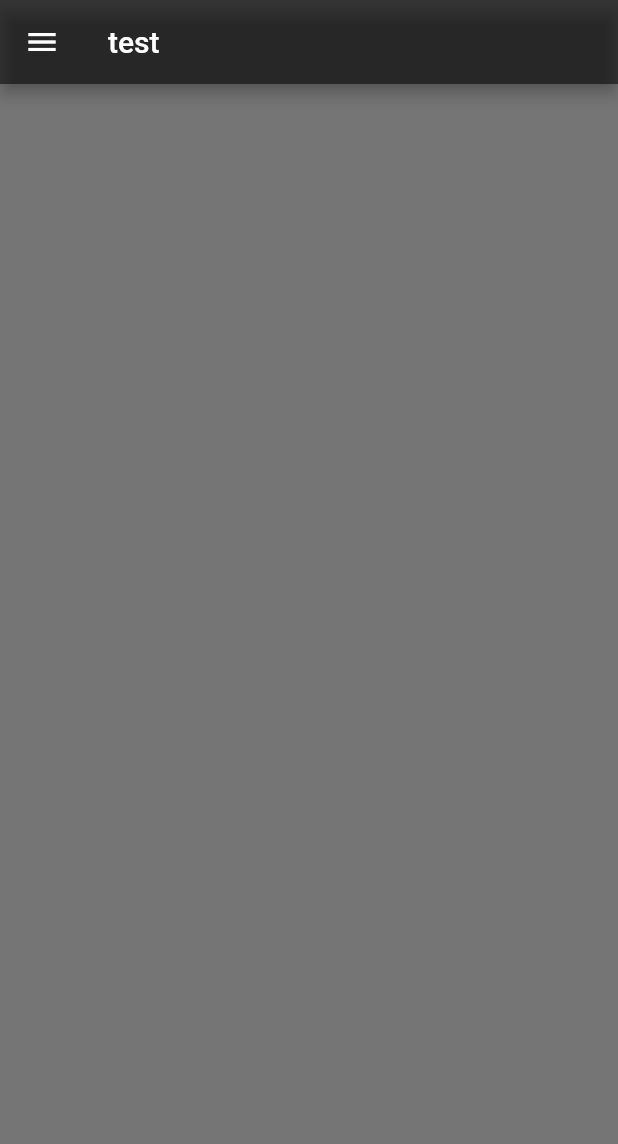
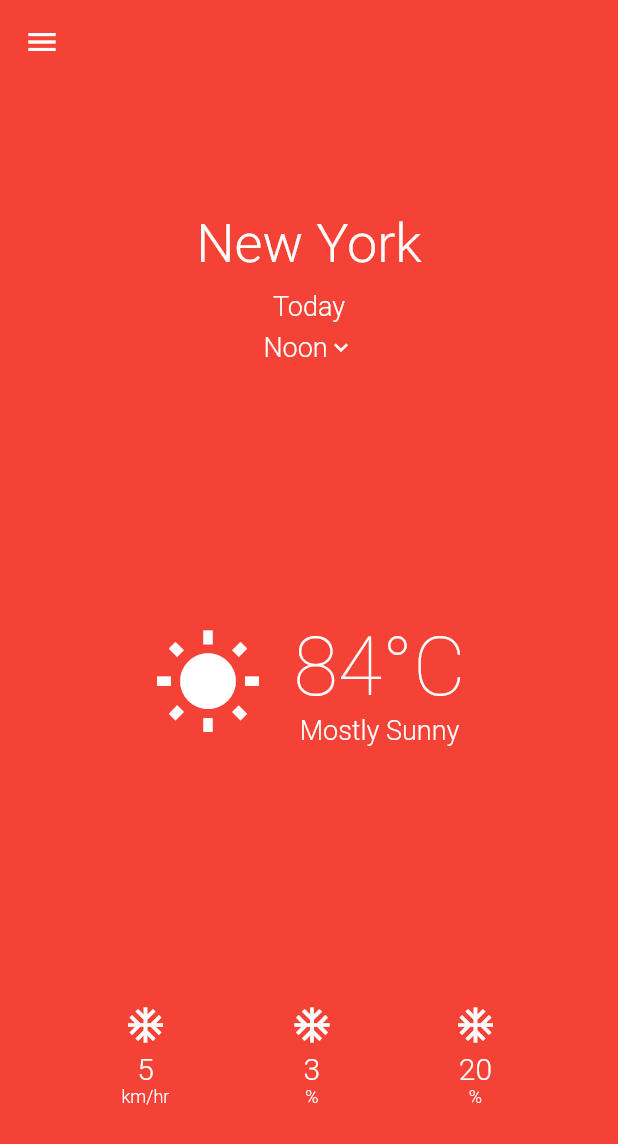
Before and after one commit to PoojaB26/WeatherHome, a Flutter app: the screen it shows after launch, on a phone screen of 412 x 824 dp. Shown: the top 1144 px of the screen. Run offline on Flutter 3.47's test engine with Material 2 defaults, Android fonts, the phone set to English and light mode, and no system bars.

Commit message:
final UI

```diff
--- a/lib/main.dart
+++ b/lib/main.dart
@@ -9,6 +9,7 @@ class MyApp extends StatelessWidget {
   Widget build(BuildContext context) {
     return new MaterialApp(
       title: 'Weather Home',
+      debugShowCheckedModeBanner: false,
       home: new WeatherHome(),
     );
   }
--- a/lib/weather_home.dart
+++ b/lib/weather_home.dart
@@ -1,15 +1,152 @@
 import 'package:flutter/material.dart';
 
 class WeatherHome extends StatelessWidget{
+
+
+  //first part; city details
+  final _cityDetails = Center(
+    child: new Container(
+      child: Column(
+        children: <Widget>[
+          Text("New York",
+            style: TextStyle(
+                fontSize: 36.0,
+                color: Colors.white,
+                fontWeight: FontWeight.w300
+            ),
+          ),
+          SizedBox(height: 10.0,),
+          Text("Today",
+            style: TextStyle(
+                fontSize: 18.0,
+                color: Colors.white,
+                fontWeight: FontWeight.w300
+            ),
+          ),
+          SizedBox(height: 6.0,),
+          Center(
+            child: Row(
+              mainAxisAlignment: MainAxisAlignment.center,
+              children: <Widget>[
+                Text("Noon",
+                  style: TextStyle(
+                      fontSize: 18.0,
+                      color: Colors.white,
+                      fontWeight: FontWeight.w300
+                  ),
+                ),
+                Icon(Icons.keyboard_arrow_down,
+                  color: Colors.white,
+                size: 18.0,)
+              ],
+            ),
+          ),
+        ],
+      ),
+    ),
+  );
+
+  //second part; temperature details
+  final _tempDetails = new Container(
+    child: Row(
+      mainAxisAlignment: MainAxisAlignment.center,
+      children: <Widget>[
+        Icon(
+          Icons.wb_sunny,
+          size: 74.0,
+          color: Colors.white,
+        ),
+        SizedBox(width: 20.0,),
+        Column(
+          children: <Widget>[
+            Text("84°C",
+                style: TextStyle(
+                  fontSize: 54.0,
+                  color: Colors.white,
+                  fontWeight: FontWeight.w200
+                ),
+            ),
+            Text("Mostly Sunny",
+              style: TextStyle(
+                  fontSize: 18.0,
+                  color: Colors.white,
+                  fontWeight: FontWeight.w300
+              ),
+            )
+          ],
+        )
+      ],
+    ),
+  );
+
+  //utility function to lay UI for each item on part three
+  static getItem(IconData iconData, int value, String measure){
+    return new Column(
+      children: <Widget>[
+        Icon(iconData, color: Colors.white, size: 28.0,),
+        SizedBox(height: 4.0,),
+        Text('$value', style: TextStyle(
+          fontSize: 20.0,
+          color: Colors.white,
+          fontWeight: FontWeight.w300
+          ),
+        ),
+        Text('$measure',
+          style: TextStyle(
+              fontSize: 12.0,
+              color: Colors.white,
+              fontWeight: FontWeight.w300
+          ),
+        )
+      ],
+    );
+  }
+
+  //part three; container for extra weather details
+  final _extraDetails = new Container(
+      child: Row(
+        mainAxisSize: MainAxisSize.max,
+        mainAxisAlignment: MainAxisAlignment.spaceEvenly,
+        children: <Widget>[
+          getItem(Icons.ac_unit, 5, "km/hr"),
+          getItem(Icons.ac_unit, 3, "%"),
+          getItem(Icons.ac_unit, 20, "%"),
+        ],
+      ),
+  );
+
+
+  //Weather details container widget
+  _weatherData(){
+    return Center(
+      child: new Column(
+        mainAxisSize: MainAxisSize.max,
+        mainAxisAlignment: MainAxisAlignment.spaceAround,
+        children: <Widget>[
+          _cityDetails,
+          _tempDetails,
+          _extraDetails,
+        ],
+      ),
+    );
+  }
+
+
+
+
+
   @override
   Widget build(BuildContext context) {
     return new Scaffold(
-      backgroundColor: Colors.black54,
+      backgroundColor: Colors.red,
       appBar: AppBar(
-        title: Text("test"),
-        backgroundColor: Colors.black54,
+        elevation: 0.0,
+        backgroundColor: Colors.red,
       ),
-      drawer: Drawer(),
+      body: _weatherData(),
+      drawer: Drawer(
+
+      ),
     );
   }
 
```
